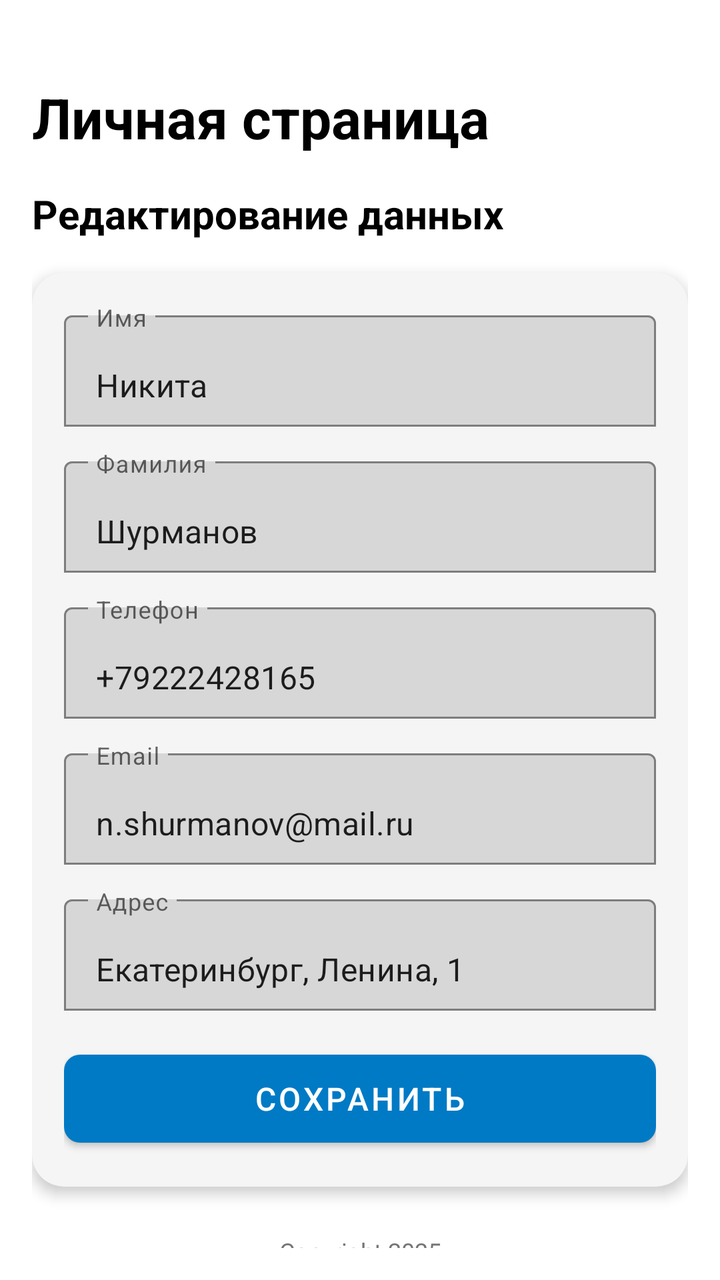
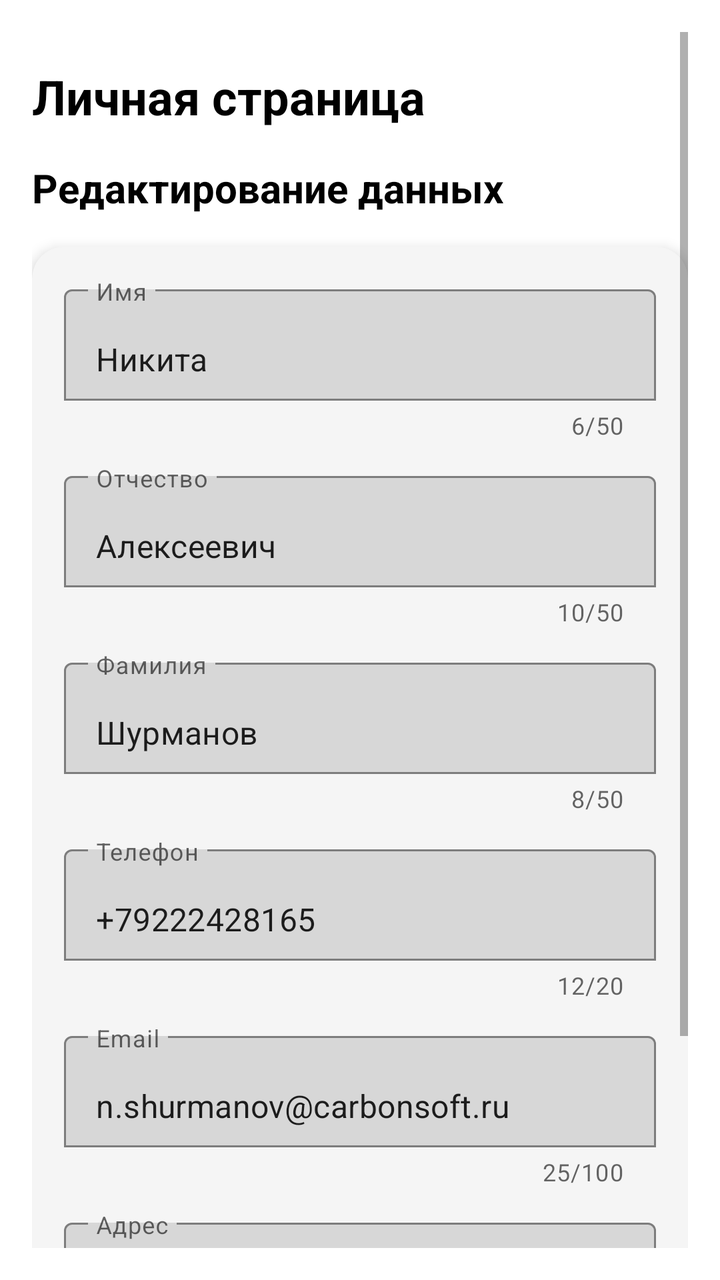

The first picture is an Android layout as it rendered before a commit; the second is the same layout after the commit. The layout source and the unified diff follow.
<!-- AndroidManifest.xml: application theme Theme.CarbonLK -->
<!-- res/layout/activity_account_edit.xml -->
<?xml version="1.0" encoding="utf-8"?>
<ScrollView xmlns:android="http://schemas.android.com/apk/res/android"
    xmlns:app="http://schemas.android.com/apk/res-auto"
    android:layout_width="match_parent"
    android:layout_height="match_parent"
    android:fillViewport="true"
    android:background="@color/white"
    android:padding="16dp">

    <androidx.constraintlayout.widget.ConstraintLayout
        android:layout_width="match_parent"
        android:layout_height="wrap_content">

        
        <TextView
            android:id="@+id/accountTitle"
            android:layout_width="wrap_content"
            android:layout_height="wrap_content"
            android:text="Личная страница"
            android:textSize="28sp"
            android:textStyle="bold"
            android:textColor="@color/black"
            app:layout_constraintTop_toTopOf="parent"
            app:layout_constraintStart_toStartOf="parent"
            android:layout_marginTop="24dp" />

        
        <TextView
            android:id="@+id/editTitle"
            android:layout_width="wrap_content"
            android:layout_height="wrap_content"
            android:text="Редактирование данных"
            android:textSize="20sp"
            android:textStyle="bold"
            android:textColor="@color/black"
            android:layout_marginTop="16dp"
            app:layout_constraintTop_toBottomOf="@id/accountTitle"
            app:layout_constraintStart_toStartOf="parent" />

        
        <androidx.cardview.widget.CardView
            android:id="@+id/editFormCard"
            android:layout_width="0dp"
            android:layout_height="wrap_content"
            app:cardCornerRadius="16dp"
            app:cardElevation="4dp"
            app:cardBackgroundColor="@color/light_gray"
            app:contentPadding="16dp"
            app:layout_constraintTop_toBottomOf="@id/editTitle"
            app:layout_constraintStart_toStartOf="parent"
            app:layout_constraintEnd_toEndOf="parent"
            android:layout_marginTop="16dp">

            <LinearLayout
                android:layout_width="match_parent"
                android:layout_height="wrap_content"
                android:orientation="vertical">

                
                <com.google.android.material.textfield.TextInputLayout
                    android:id="@+id/firstNameLayout"
                    android:layout_width="match_parent"
                    android:layout_height="wrap_content"
                    android:hint="Имя"
                    app:boxBackgroundMode="outline"
                    android:layout_marginBottom="12dp">

                    <com.google.android.material.textfield.TextInputEditText
                        android:id="@+id/firstNameInput"
                        android:layout_width="match_parent"
                        android:layout_height="wrap_content"
                        android:inputType="textPersonName"
                        android:text="Никита" />

                </com.google.android.material.textfield.TextInputLayout>

                
                <com.google.android.material.textfield.TextInputLayout
                    android:id="@+id/lastNameLayout"
                    android:layout_width="match_parent"
                    android:layout_height="wrap_content"
                    android:hint="Фамилия"
                    app:boxBackgroundMode="outline"
                    android:layout_marginBottom="12dp">

                    <com.google.android.material.textfield.TextInputEditText
                        android:id="@+id/lastNameInput"
                        android:layout_width="match_parent"
                        android:layout_height="wrap_content"
                        android:inputType="textPersonName"
                        android:text="Шурманов" />

                </com.google.android.material.textfield.TextInputLayout>

                
                <com.google.android.material.textfield.TextInputLayout
                    android:id="@+id/phoneLayout"
                    android:layout_width="match_parent"
                    android:layout_height="wrap_content"
                    android:hint="Телефон"
                    app:boxBackgroundMode="outline"
                    android:layout_marginBottom="12dp">

                    <com.google.android.material.textfield.TextInputEditText
                        android:id="@+id/phoneInput"
                        android:layout_width="match_parent"
                        android:layout_height="wrap_content"
                        android:inputType="phone"
                        android:text="+79222428165" />

                </com.google.android.material.textfield.TextInputLayout>

                
                <com.google.android.material.textfield.TextInputLayout
                    android:id="@+id/emailLayout"
                    android:layout_width="match_parent"
                    android:layout_height="wrap_content"
                    android:hint="Email"
                    app:boxBackgroundMode="outline"
                    android:layout_marginBottom="12dp">

                    <com.google.android.material.textfield.TextInputEditText
                        android:id="@+id/emailInput"
                        android:layout_width="match_parent"
                        android:layout_height="wrap_content"
                        android:inputType="textEmailAddress"
                        android:text="n.shurmanov@mail.ru" />

                </com.google.android.material.textfield.TextInputLayout>

                
                <com.google.android.material.textfield.TextInputLayout
                    android:id="@+id/addressLayout"
                    android:layout_width="match_parent"
                    android:layout_height="wrap_content"
                    android:hint="Адрес"
                    app:boxBackgroundMode="outline"
                    android:layout_marginBottom="16dp">

                    <com.google.android.material.textfield.TextInputEditText
                        android:id="@+id/addressInput"
                        android:layout_width="match_parent"
                        android:layout_height="wrap_content"
                        android:inputType="textPostalAddress"
                        android:text="Екатеринбург, Ленина, 1" />

                </com.google.android.material.textfield.TextInputLayout>

                
                <com.google.android.material.button.MaterialButton
                    android:id="@+id/saveButton"
                    android:layout_width="match_parent"
                    android:layout_height="56dp"
                    android:text="Сохранить"
                    android:textSize="16sp"
                    app:cornerRadius="8dp"
                    app:backgroundTint="@color/purple_500"
                    android:textColor="@color/white" />

            </LinearLayout>

        </androidx.cardview.widget.CardView>

        
        <TextView
            android:id="@+id/copyrightText"
            android:layout_width="wrap_content"
            android:layout_height="wrap_content"
            android:text="Copyright 2025"
            android:textSize="12sp"
            android:textColor="@color/dark_gray"
            android:layout_marginTop="24dp"
            android:layout_marginBottom="24dp"
            app:layout_constraintTop_toBottomOf="@id/editFormCard"
            app:layout_constraintStart_toStartOf="parent"
            app:layout_constraintEnd_toEndOf="parent" />

    </androidx.constraintlayout.widget.ConstraintLayout>

</ScrollView>
<!-- resources referenced by this layout -->
<resources>
  <color name="black">#000000</color>
  <color name="dark_gray">#757575</color>
  <color name="light_gray">#F5F5F5</color>
  <color name="purple_500">#007Ac5</color>
  <color name="white">#FFFFFF</color>
  <style name="Theme.CarbonLK" parent="Base.Theme.CarbonLK">
          
          <item name="android:textColor">@color/black</item>
          
          <item name="colorPrimary">@color/purple_500</item>
      </style>
  <style name="Base.Theme.CarbonLK" parent="Theme.MaterialComponents.Light.NoActionBar">
          <item name="colorPrimary">#007Ac5</item>
          <item name="colorPrimaryVariant">#0062a0</item>
          <item name="colorOnPrimary">#FFFFFF</item>
          <item name="colorSecondary">#007Ac5</item>
          <item name="colorSecondaryVariant">#0062a0</item>
          <item name="colorOnSecondary">#FFFFFF</item>
          <item name="android:windowBackground">@color/white</item>
      </style>
</resources>

<!-- the commit's change to res/layout/activity_account_edit.xml (unified diff, before → after) -->
@@ -17,12 +17,12 @@
             android:layout_width="wrap_content"
             android:layout_height="wrap_content"
             android:text="Личная страница"
-            android:textSize="28sp"
+            android:textSize="24sp"
             android:textStyle="bold"
             android:textColor="@color/black"
             app:layout_constraintTop_toTopOf="parent"
             app:layout_constraintStart_toStartOf="parent"
-            android:layout_marginTop="24dp" />
+            android:layout_marginTop="16dp" />
 
         
         <TextView
@@ -63,6 +63,8 @@
                     android:layout_height="wrap_content"
                     android:hint="Имя"
                     app:boxBackgroundMode="outline"
+                    app:counterEnabled="true"
+                    app:counterMaxLength="50"
                     android:layout_marginBottom="12dp">
 
                     <com.google.android.material.textfield.TextInputEditText
@@ -70,17 +72,41 @@
                         android:layout_width="match_parent"
                         android:layout_height="wrap_content"
                         android:inputType="textPersonName"
+                        android:maxLength="50"
                         android:text="Никита" />
 
                 </com.google.android.material.textfield.TextInputLayout>
 
                 
                 <com.google.android.material.textfield.TextInputLayout
+                    android:id="@+id/patronymicLayout"
+                    android:layout_width="match_parent"
+                    android:layout_height="wrap_content"
+                    android:hint="Отчество"
+                    app:boxBackgroundMode="outline"
+                    app:counterEnabled="true"
+                    app:counterMaxLength="50"
+                    android:layout_marginBottom="12dp">
+
+                    <com.google.android.material.textfield.TextInputEditText
+                        android:id="@+id/patronymicInput"
+                        android:layout_width="match_parent"
+                        android:layout_height="wrap_content"
+                        android:inputType="textPersonName"
+                        android:maxLength="50"
+                        android:text="Алексеевич" />
+
+                </com.google.android.material.textfield.TextInputLayout>
+
+                
+                <com.google.android.material.textfield.TextInputLayout
                     android:id="@+id/lastNameLayout"
                     android:layout_width="match_parent"
                     android:layout_height="wrap_content"
                     android:hint="Фамилия"
                     app:boxBackgroundMode="outline"
+                    app:counterEnabled="true"
+                    app:counterMaxLength="50"
                     android:layout_marginBottom="12dp">
 
                     <com.google.android.material.textfield.TextInputEditText
@@ -88,6 +114,7 @@
                         android:layout_width="match_parent"
                         android:layout_height="wrap_content"
                         android:inputType="textPersonName"
+                        android:maxLength="50"
                         android:text="Шурманов" />
 
                 </com.google.android.material.textfield.TextInputLayout>
@@ -99,6 +126,8 @@
                     android:layout_height="wrap_content"
                     android:hint="Телефон"
                     app:boxBackgroundMode="outline"
+                    app:counterEnabled="true"
+                    app:counterMaxLength="20"
                     android:layout_marginBottom="12dp">
 
                     <com.google.android.material.textfield.TextInputEditText
@@ -106,6 +135,7 @@
                         android:layout_width="match_parent"
                         android:layout_height="wrap_content"
                         android:inputType="phone"
+                        android:maxLength="20"
                         android:text="+79222428165" />
 
                 </com.google.android.material.textfield.TextInputLayout>
@@ -117,6 +147,8 @@
                     android:layout_height="wrap_content"
                     android:hint="Email"
                     app:boxBackgroundMode="outline"
+                    app:counterEnabled="true"
+                    app:counterMaxLength="100"
                     android:layout_marginBottom="12dp">
 
                     <com.google.android.material.textfield.TextInputEditText
@@ -124,7 +156,8 @@
                         android:layout_width="match_parent"
                         android:layout_height="wrap_content"
                         android:inputType="textEmailAddress"
-                        android:text="n.shurmanov@mail.ru" />
+                        android:maxLength="100"
+                        android:text="n.shurmanov@carbonsoft.ru" />
 
                 </com.google.android.material.textfield.TextInputLayout>
 
@@ -135,6 +168,8 @@
                     android:layout_height="wrap_content"
                     android:hint="Адрес"
                     app:boxBackgroundMode="outline"
+                    app:counterEnabled="true"
+                    app:counterMaxLength="200"
                     android:layout_marginBottom="16dp">
 
                     <com.google.android.material.textfield.TextInputEditText
@@ -142,6 +177,7 @@
                         android:layout_width="match_parent"
                         android:layout_height="wrap_content"
                         android:inputType="textPostalAddress"
+                        android:maxLength="200"
                         android:text="Екатеринбург, Ленина, 1" />
 
                 </com.google.android.material.textfield.TextInputLayout>
@@ -161,20 +197,6 @@
 
         </androidx.cardview.widget.CardView>
 
-        
-        <TextView
-            android:id="@+id/copyrightText"
-            android:layout_width="wrap_content"
-            android:layout_height="wrap_content"
-            android:text="Copyright 2025"
-            android:textSize="12sp"
-            android:textColor="@color/dark_gray"
-            android:layout_marginTop="24dp"
-            android:layout_marginBottom="24dp"
-            app:layout_constraintTop_toBottomOf="@id/editFormCard"
-            app:layout_constraintStart_toStartOf="parent"
-            app:layout_constraintEnd_toEndOf="parent" />
-
     </androidx.constraintlayout.widget.ConstraintLayout>
 
 </ScrollView>
<!-- resource entries referenced after the edit -->
@@ -1,7 +1,6 @@
 <!-- resources referenced by this layout -->
 <resources>
   <color name="black">#000000</color>
-  <color name="dark_gray">#757575</color>
   <color name="light_gray">#F5F5F5</color>
   <color name="purple_500">#007Ac5</color>
   <color name="white">#FFFFFF</color>
